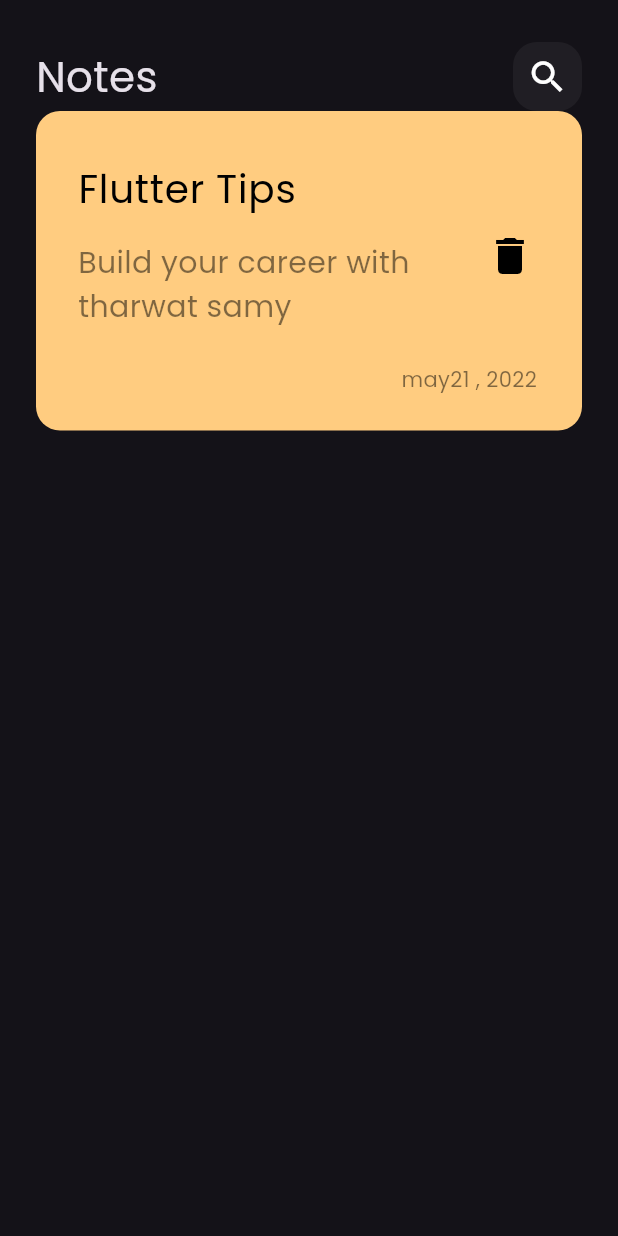
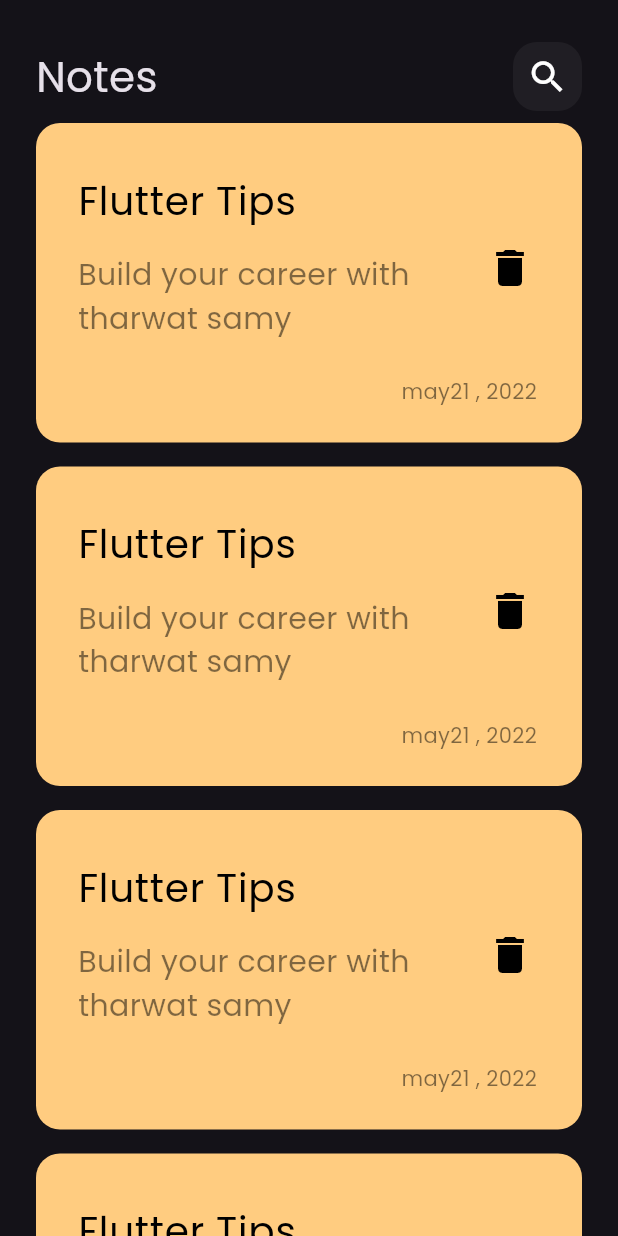
Before and after one commit to Youssef-Taqi-Eldeen/notes_app, a Flutter app: the screen it shows after launch, on a phone screen of 412 x 824 dp. Run offline on Flutter 3.47's test engine with Material 3 defaults, Android fonts, the phone set to English and light mode, and no system bars.

Commit message:
add const

```diff
--- a/lib/widgets/custom_app_bar.dart
+++ b/lib/widgets/custom_app_bar.dart
@@ -6,7 +6,7 @@ class CustomAppBar extends StatelessWidget {
 
   @override
   Widget build(BuildContext context) {
-    return Row(
+    return const Row(
       children: [
         Text(
           'Notes',
--- a/lib/widgets/custom_note_item.dart
+++ b/lib/widgets/custom_note_item.dart
@@ -6,16 +6,16 @@ class NoteItem extends StatelessWidget {
   @override
   Widget build(BuildContext context) {
     return Container(
-      padding: EdgeInsets.only(top: 24, bottom: 24, left: 12),
+      padding: const EdgeInsets.only(top: 24, bottom: 24, left: 12),
       decoration: BoxDecoration(
-        color: Color(0xffFFCC80),
+        color: const Color(0xffFFCC80),
         borderRadius: BorderRadius.circular(16),
       ),
       child: Column(
         crossAxisAlignment: CrossAxisAlignment.end,
         children: [
           ListTile(
-            title: Text(
+            title: const Text(
               'Flutter Tips',
               style: TextStyle(color: Colors.black, fontSize: 26),
             ),
@@ -29,7 +29,7 @@ class NoteItem extends StatelessWidget {
             ),
             trailing: IconButton(
               onPressed: () {},
-              icon: Icon(
+              icon: const Icon(
                 Icons.delete,
                 color: Colors.black,
                 size: 32,
--- a/lib/widgets/custom_search_icon.dart
+++ b/lib/widgets/custom_search_icon.dart
@@ -12,7 +12,7 @@ class CustomSearchIcon extends StatelessWidget {
         borderRadius: BorderRadius.circular(16),
         color: Colors.white.withOpacity(0.05),
       ),
-      child: Center(
+      child: const Center(
         child: Icon(
           Icons.search,
           size: 28,
--- a/lib/widgets/notes_view_body.dart
+++ b/lib/widgets/notes_view_body.dart
@@ -1,21 +1,23 @@
+import 'package:flutter/cupertino.dart';
 import 'package:flutter/material.dart';
+import 'package:flutter/widgets.dart';
 import 'package:notes_app/widgets/custom_app_bar.dart';
-import 'package:notes_app/widgets/custom_note_item.dart';
+import 'package:notes_app/widgets/notes_list_view.dart';
 
 class NotesViewBody extends StatelessWidget {
   const NotesViewBody({super.key});
 
   @override
   Widget build(BuildContext context) {
-    return Padding(
-      padding: const EdgeInsets.symmetric(horizontal: 24),
+    return const Padding(
+      padding: EdgeInsets.symmetric(horizontal: 24),
       child: Column(
         children: [
           SizedBox(
             height: 28,
           ),
           CustomAppBar(),
-          NoteItem(),
+          Expanded(child: NotesListView()),
         ],
       ),
     );
```
